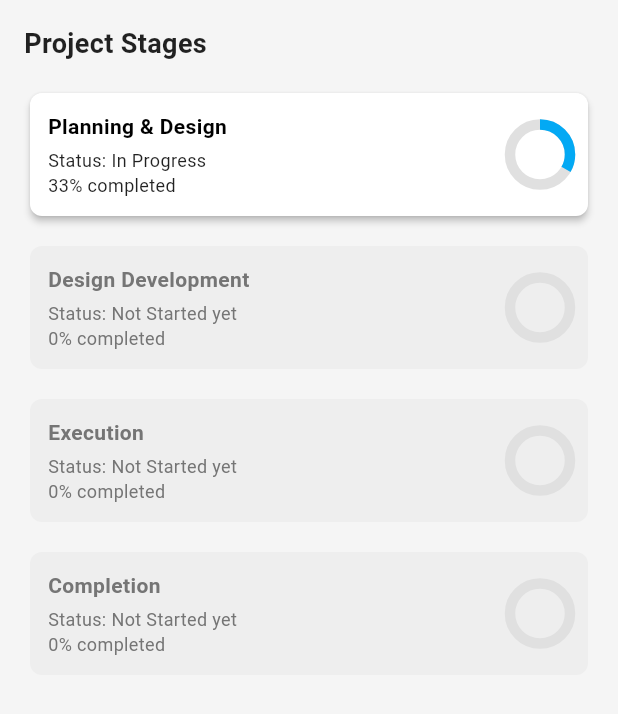
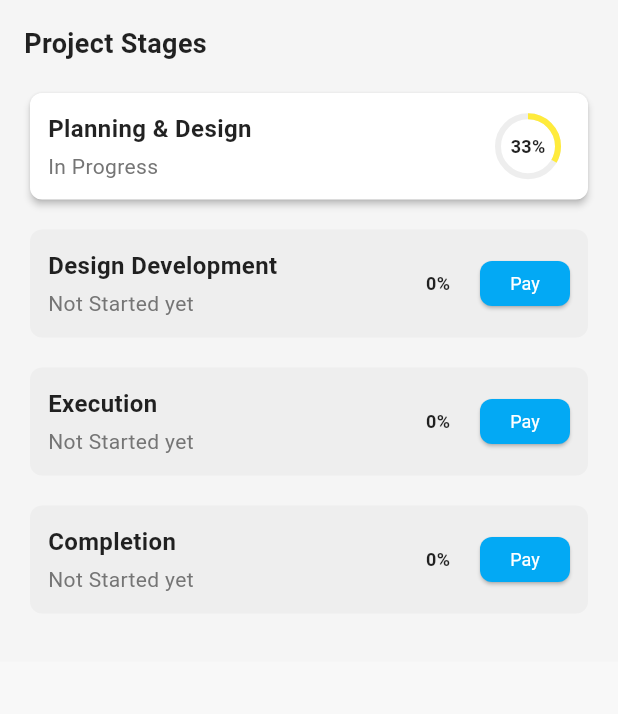
Before and after one commit to Seifeldin-Amr/Mobile-Programming-Project, a Flutter app: the ClientStagesScreen screen opened directly with empty values, on a phone screen of 412 x 824 dp, the part 84-798 px from its top. Run offline on Flutter 3.47's test engine with Material 3 defaults, Android fonts, the phone set to English and light mode, and no system bars; our stand-ins replace cloud_firestore, file_picker, firebase_auth, firebase_core, image_picker; missing offline and left inert: flutter_pdfview; accounts and stored records are empty.

Commit message:
Refactor CheckoutScreen to integrate payment processing and update project stages with payment status. Introduce PaymentService for handling payment updates and modify ClientStagesScreen to navigate to CheckoutScreen for unpaid stages.

```diff
--- a/mobile_app/lib/screens/client/client_stages.dart
+++ b/mobile_app/lib/screens/client/client_stages.dart
@@ -1,5 +1,6 @@
 import 'package:flutter/material.dart';
 import 'package:mobile_app/screens/client/client_documents_screen.dart';
+import 'package:mobile_app/screens/checkout.dart';
 
 class ClientStagesScreen extends StatefulWidget {
   final String projectId;
@@ -48,25 +49,29 @@ class _ClientStagesScreenState extends State<ClientStagesScreen>
         'name': 'Planning & Design',
         'status': 'In Progress',
         'progress': 1 / 3,
-        'isActive': true
+        'isActive': true,
+        'paymentStatus': 'paid'  // First stage is already paid
       },
       {
         'name': 'Design Development',
         'status': 'Not Started yet',
         'progress': 0.0,
-        'isActive': false
+        'isActive': false,
+        'paymentStatus': 'pending'
       },
       {
         'name': 'Execution',
         'status': 'Not Started yet',
         'progress': 0.0,
-        'isActive': false
+        'isActive': false,
+        'paymentStatus': 'pending'
       },
       {
         'name': 'Completion',
         'status': 'Not Started yet',
         'progress': 0.0,
-        'isActive': false
+        'isActive': false,
+        'paymentStatus': 'pending'
       },
     ];
 
@@ -121,41 +126,73 @@ class _ClientStagesScreenState extends State<ClientStagesScreen>
                     crossAxisAlignment: CrossAxisAlignment.start,
                     children: [
                       Text(
-                        stage['name'] as String,
-                        style: TextStyle(
+                        stage['name'] ?? 'Unknown Stage',
+                        style: const TextStyle(
+                          fontSize: 16,
                           fontWeight: FontWeight.bold,
-                          color: isActive ? Colors.black : Colors.grey[600],
                         ),
                       ),
                       const SizedBox(height: 4),
                       Text(
-                        'Status: ${stage['status']}',
+                        stage['status'] ?? 'Unknown Status',
                         style: TextStyle(
-                          fontSize: 12,
-                          color: isActive ? Colors.black87 : Colors.grey[600],
-                        ),
-                      ),
-                      Text(
-                        '${(progress * 100).toInt()}% completed',
-                        style: TextStyle(
-                          fontSize: 12,
-                          color: isActive ? Colors.black87 : Colors.grey[600],
+                          fontSize: 14,
+                          color: Colors.grey[600],
                         ),
                       ),
                     ],
                   ),
                 ),
-                SizedBox(
-                  height: 40,
-                  width: 40,
-                  child: CircularProgressIndicator(
-                    value: progress,
-                    backgroundColor: Colors.grey[300],
-                    color: isActive
-                        ? Theme.of(context).colorScheme.primary
-                        : Colors.grey,
-                    strokeWidth: 7,
-                  ),
+                Row(
+                  children: [
+                    Stack(
+                      alignment: Alignment.center,
+                      children: [
+                        SizedBox(
+                          width: 40,
+                          height: 40,
+                          child: CircularProgressIndicator(
+                            value: stage['progress'] as double,
+                            backgroundColor: Colors.grey[200],
+                            valueColor: AlwaysStoppedAnimation<Color>(
+                              _getProgressColor(stage['progress'] as double),
+                            ),
+                          ),
+                        ),
+                        Text(
+                          '${((stage['progress'] as double) * 100).toInt()}%',
+                          style: const TextStyle(
+                            fontSize: 12,
+                            fontWeight: FontWeight.bold,
+                          ),
+                        ),
+                      ],
+                    ),
+                    const SizedBox(width: 8),
+                    if (stage['paymentStatus'] != 'paid' && stage['name'] != 'Planning & Design')
+                      ElevatedButton(
+                        onPressed: () {
+                          Navigator.push(
+                            context,
+                            MaterialPageRoute(
+                              builder: (context) => CheckoutScreen(
+                                projectId:widget.projectId,
+                                projectName:widget.projectName,
+                                stageName: stage['name'],
+                              ),
+                            ),
+                          );
+                        },
+                        style: ElevatedButton.styleFrom(
+                          backgroundColor: Theme.of(context).colorScheme.primary,
+                          foregroundColor: Colors.white,
+                          padding: const EdgeInsets.symmetric(horizontal: 8, vertical: 4),
+                          minimumSize: const Size(60, 30),
+                          textStyle: const TextStyle(fontSize: 12),
+                        ),
+                        child: const Text('Pay'),
+                      ),
+                  ],
                 ),
               ],
             ),
@@ -164,4 +201,14 @@ class _ClientStagesScreenState extends State<ClientStagesScreen>
       ),
     );
   }
+
+  Color _getProgressColor(double progress) {
+    if (progress < 0.33) {
+      return Colors.red;
+    } else if (progress < 0.66) {
+      return Colors.yellow;
+    } else {
+      return Colors.green;
+    }
+  }
 }
--- a/mobile_app/lib/services/project_service.dart
+++ b/mobile_app/lib/services/project_service.dart
@@ -36,15 +36,19 @@ class ProjectService {
             'status': 'pending',
             'startedAt': FieldValue.serverTimestamp(),
             'documents': [],
+            'pay_status':'paid',
           },
           'stage2Design': {
             'status': 'notStarted',
+            'pay_status':'not paid',
           },
           'stage3Execution': {
             'status': 'notStarted',
+            'pay_status':'not paid',
           },
           'stage4Completion': {
             'status': 'notStarted',
+            'pay_status':'not paid',
           },
         },
       };
```
Also changed, not shown: mobile_app/lib/screens/checkout.dart (+98 -199 lines), mobile_app/lib/services/payment_service.dart (added, +100 -0 lines).
